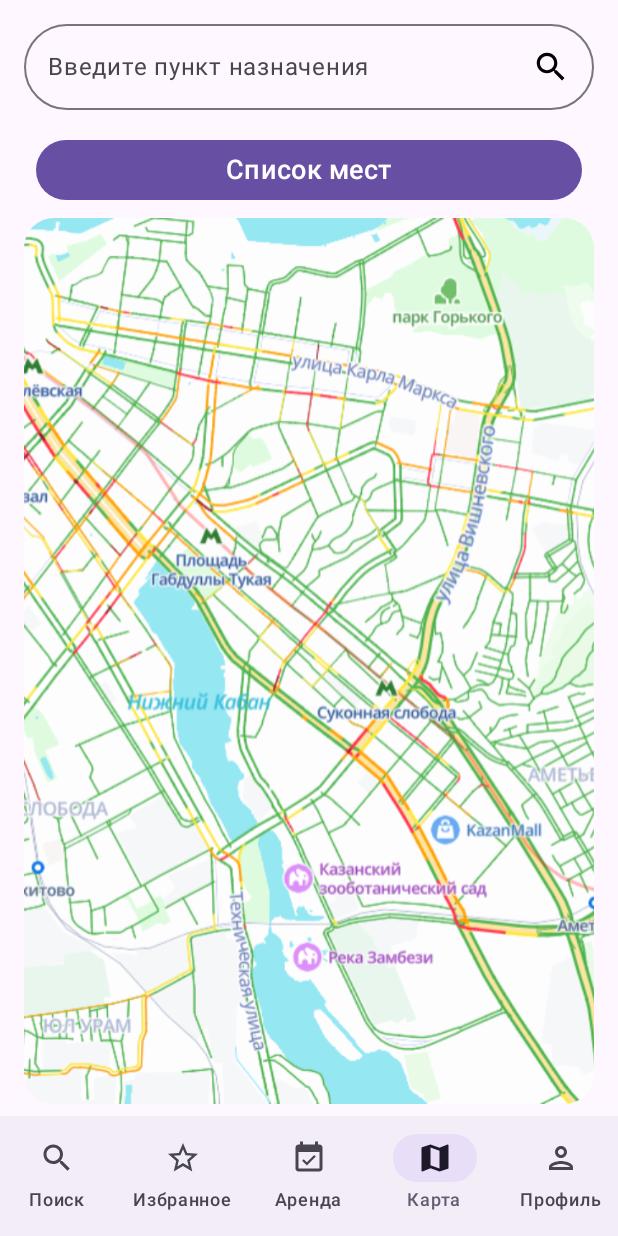
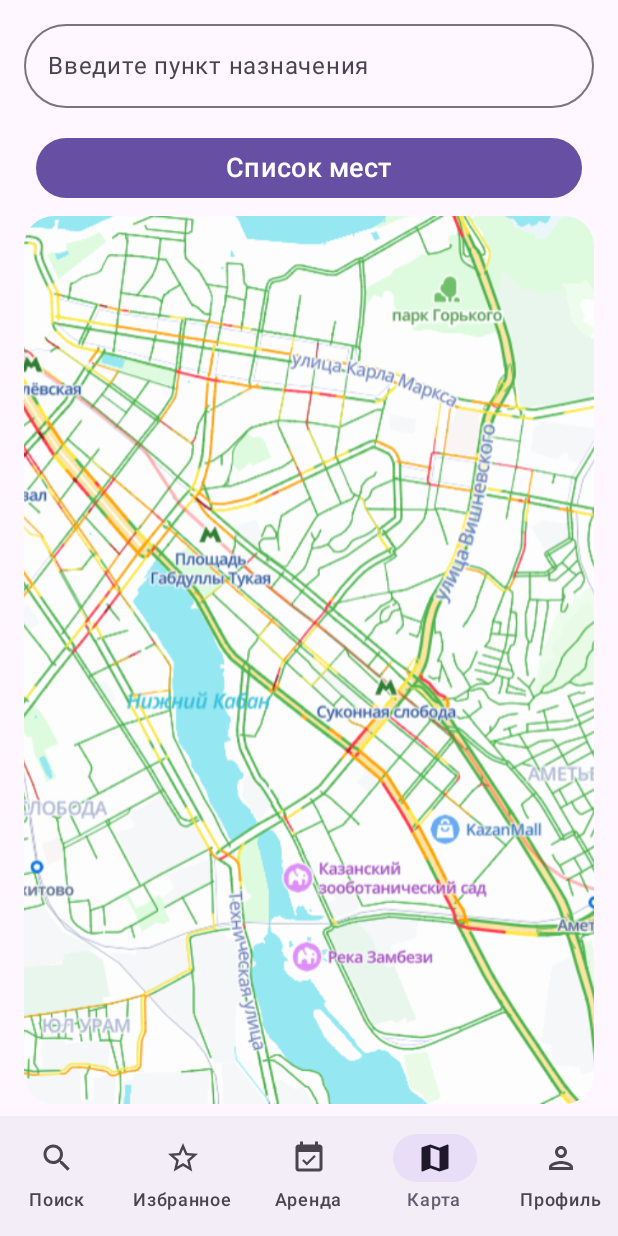
Before and after one commit to nVoxel/FlexiWorkDemo, an Android app built with Jetpack Compose: the MapScreen screen opened through its navigation route, on a phone screen of 412 x 824 dp. Run offline under Robolectric (Android 15) with nearby library versions, the phone set to English and light mode, and no system bars.

Commit message:
Fix map screen

```diff
--- a/app/src/main/java/com/voxeldev/flexiworkdemo/screens/MapScreen.kt
+++ b/app/src/main/java/com/voxeldev/flexiworkdemo/screens/MapScreen.kt
@@ -3,13 +3,15 @@ package com.voxeldev.flexiworkdemo.screens
 import android.content.res.Configuration
 import androidx.compose.foundation.Image
 import androidx.compose.foundation.layout.Column
-import androidx.compose.foundation.layout.Row
 import androidx.compose.foundation.layout.fillMaxSize
 import androidx.compose.foundation.layout.fillMaxWidth
 import androidx.compose.foundation.layout.padding
-import androidx.compose.foundation.layout.size
 import androidx.compose.foundation.shape.RoundedCornerShape
+import androidx.compose.material.icons.Icons
+import androidx.compose.material.icons.filled.Search
 import androidx.compose.material3.Button
+import androidx.compose.material3.Icon
+import androidx.compose.material3.IconButton
 import androidx.compose.material3.MaterialTheme
 import androidx.compose.material3.OutlinedTextField
 import androidx.compose.material3.Text
@@ -18,24 +20,25 @@ import androidx.compose.runtime.getValue
 import androidx.compose.runtime.mutableStateOf
 import androidx.compose.runtime.saveable.rememberSaveable
 import androidx.compose.runtime.setValue
-import androidx.compose.ui.Alignment
 import androidx.compose.ui.Modifier
 import androidx.compose.ui.draw.clip
 import androidx.compose.ui.layout.ContentScale
 import androidx.compose.ui.res.painterResource
-import androidx.compose.ui.text.style.TextAlign
 import androidx.compose.ui.text.style.TextOverflow
 import androidx.compose.ui.tooling.preview.Preview
 import androidx.compose.ui.unit.dp
 import androidx.compose.ui.unit.sp
 import com.voxeldev.flexiworkdemo.R
 import com.voxeldev.flexiworkdemo.components.PreviewBase
+import com.voxeldev.flexiworkdemo.navigation.LocalNavController
+import com.voxeldev.flexiworkdemo.navigation.NavigationScreen
 
 /**
  * @author nvoxel
  */
 @Composable
 fun MapScreen() {
+    val navController = LocalNavController.current
 
     var titleSearch by rememberSaveable { mutableStateOf("") }
 
@@ -55,30 +58,23 @@ fun MapScreen() {
             value = titleSearch,
             onValueChange = { titleSearch = it },
             placeholder = {
-                Row(
-                    verticalAlignment = Alignment.CenterVertically,
-                    modifier = Modifier.fillMaxWidth()
-                ) {
-                    Text(
-                        modifier = Modifier
-                            .weight(1f),
-                        textAlign = TextAlign.Start,
-                        overflow = TextOverflow.Ellipsis,
-                        text = "Введите пункт назначения"
-                    )
-                    Image(
-                        modifier = Modifier
-                            .size(width = 25.dp, height = 25.dp),
-                        painter = painterResource(id = R.drawable.ic_search),
-                        contentDescription = "Введите пункт назначения"
-                    )
+                Text(
+                    overflow = TextOverflow.Ellipsis,
+                    text = "Введите пункт назначения",
+                )
+            },
+            trailingIcon = {
+                if (titleSearch.isNotEmpty()) {
+                    IconButton(onClick = { navController.navigate(NavigationScreen.List.routeWithArguments) }) {
+                        Icon(imageVector = Icons.Default.Search, contentDescription = "Поиск")
+                    }
                 }
             },
             shape = RoundedCornerShape(size = 32.dp)
         )
 
-        ListButton (
-            onClick = {}
+        ListButton(
+            onClick = { navController.navigate(NavigationScreen.List.routeWithArguments) }
         )
 
         Image(
```
